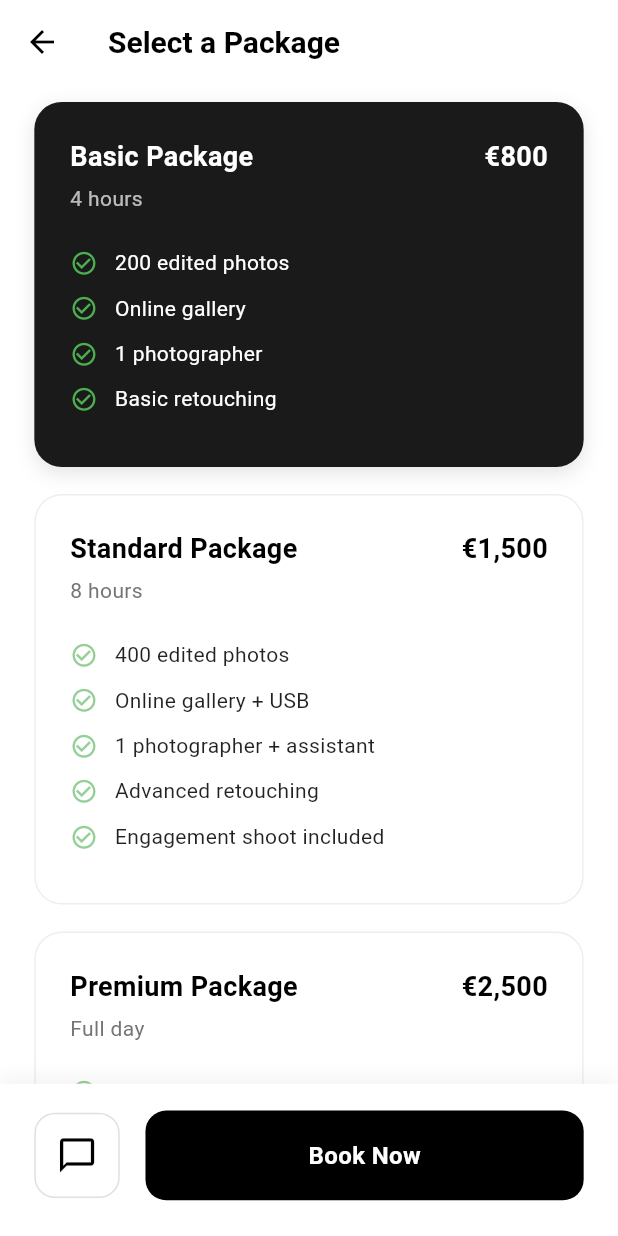
After one commit to nazmul8451/Photopia-MomentMarketplace, a Flutter app: the SelectPackageScreen screen opened directly, on a phone screen of 412 x 824 dp. The commit adds this screen. Run offline on Flutter 3.47's test engine with Material 3 defaults, Android fonts, the phone set to English and light mode, and no system bars; our stand-ins replace device_preview, flutter_screenutil, shimmer; network calls fail.

Commit message:
book now selectionpage.dart add

```diff
--- /dev/null
+++ b/lib/features/client/book_now_SelectPackage_screen.dart
@@ -0,0 +1,242 @@
+import 'package:flutter/material.dart';
+import 'package:flutter_screenutil/flutter_screenutil.dart';
+
+class SelectPackageScreen extends StatefulWidget {
+  const SelectPackageScreen({super.key});
+
+  @override
+  State<SelectPackageScreen> createState() => _SelectPackageScreenState();
+}
+
+class _SelectPackageScreenState extends State<SelectPackageScreen> {
+  int _selectedPackageIndex = 0;
+
+  // This list can be easily moved to a controller or fetched from an API
+  final List<Map<String, dynamic>> _packages = [
+    {
+      'name': 'Basic Package',
+      'price': '800',
+      'currency': '€',
+      'duration': '4 hours',
+      'features': [
+        '200 edited photos',
+        'Online gallery',
+        '1 photographer',
+        'Basic retouching',
+      ],
+    },
+    {
+      'name': 'Standard Package',
+      'price': '1,500',
+      'currency': '€',
+      'duration': '8 hours',
+      'features': [
+        '400 edited photos',
+        'Online gallery + USB',
+        '1 photographer + assistant',
+        'Advanced retouching',
+        'Engagement shoot included',
+      ],
+    },
+    {
+      'name': 'Premium Package',
+      'price': '2,500',
+      'currency': '€',
+      'duration': 'Full day',
+      'features': [
+        'Unlimited edited photos',
+        'Premium album + USB',
+        '2 photographers',
+        'Professional retouching',
+        'Engagement shoot',
+        'Drone coverage',
+        'Same-day highlights',
+      ],
+    },
+  ];
+
+  @override
+  Widget build(BuildContext context) {
+    return Scaffold(
+      backgroundColor: Colors.white,
+      appBar: AppBar(
+        surfaceTintColor: Colors.transparent,
+        backgroundColor: Colors.white,
+        elevation: 0,
+        leading: IconButton(
+          icon: const Icon(Icons.arrow_back, color: Colors.black),
+          onPressed: () => Navigator.pop(context),
+        ),
+        title: Text(
+          'Select a Package',
+          style: TextStyle(
+            color: Colors.black,
+            fontSize: 18.sp.clamp(18, 20),
+            fontWeight: FontWeight.bold,
+          ),
+        ),
+      ),
+      body: Stack(
+        children: [
+          ListView.builder(
+            physics: const BouncingScrollPhysics(),
+            padding: EdgeInsets.fromLTRB(20.w, 10.h, 20.w, 120.h),
+            itemCount: _packages.length,
+            itemBuilder: (context, index) {
+              final package = _packages[index];
+              final isSelected = _selectedPackageIndex == index;
+
+              return GestureDetector(
+                onTap: () {
+                  setState(() {
+                    _selectedPackageIndex = index;
+                  });
+                },
+                child: _buildPackageCard(package, isSelected),
+              );
+            },
+          ),
+          Positioned(
+            bottom: 0,
+            left: 0,
+            right: 0,
+            child: _buildBottomBar(),
+          ),
+        ],
+      ),
+    );
+  }
+
+  Widget _buildPackageCard(Map<String, dynamic> package, bool isSelected) {
+    return Container(
+      margin: EdgeInsets.only(bottom: 15.h),
+      padding: EdgeInsets.all(20.w),
+      decoration: BoxDecoration(
+        color: isSelected ? const Color(0xFF1A1A1A) : Colors.white,
+        borderRadius: BorderRadius.circular(16).r,
+        border: Border.all(
+          color: isSelected ? Colors.transparent : Colors.grey.shade200,
+          width: 1,
+        ),
+        boxShadow: isSelected
+            ? [
+                BoxShadow(
+                  color: Colors.black.withOpacity(0.1),
+                  blurRadius: 10,
+                  offset: const Offset(0, 4),
+                )
+              ]
+            : [],
+      ),
+      child: Column(
+        crossAxisAlignment: CrossAxisAlignment.start,
+        children: [
+          Row(
+            mainAxisAlignment: MainAxisAlignment.spaceBetween,
+            children: [
+              Text(
+                package['name'],
+                style: TextStyle(
+                  color: isSelected ? Colors.white : Colors.black,
+                  fontSize: 16.sp.clamp(16, 18),
+                  fontWeight: FontWeight.bold,
+                ),
+              ),
+              Text(
+                '${package['currency']}${package['price']}',
+                style: TextStyle(
+                  color: isSelected ? Colors.white : Colors.black,
+                  fontSize: 16.sp.clamp(16, 18),
+                  fontWeight: FontWeight.bold,
+                ),
+              ),
+            ],
+          ),
+          SizedBox(height: 4.h),
+          Text(
+            package['duration'],
+            style: TextStyle(
+              color: isSelected ? Colors.white70 : Colors.grey[600],
+              fontSize: 13.sp.clamp(13, 14),
+            ),
+          ),
+          SizedBox(height: 20.h),
+          ...List.generate(
+            (package['features'] as List).length,
+            (i) => Padding(
+              padding: EdgeInsets.only(bottom: 10.h),
+              child: Row(
+                children: [
+                  Icon(
+                    Icons.check_circle_outline,
+                    size: 16.sp,
+                    color: isSelected ? const Color(0xFF4CAF50) : const Color(0xFF4CAF50).withOpacity(0.6),
+                  ),
+                  SizedBox(width: 10.w),
+                  Expanded(
+                    child: Text(
+                      package['features'][i],
+                      style: TextStyle(
+                        color: isSelected ? Colors.white : Colors.black87,
+                        fontSize: 13.sp.clamp(13, 14),
+                        height: 1.2,
+                      ),
+                    ),
+                  ),
+                ],
+              ),
+            ),
+          ),
+        ],
+      ),
+    );
+  }
+
+  Widget _buildBottomBar() {
+    return Container(
+      padding: EdgeInsets.fromLTRB(20.w, 15.h, 20.w, 20.h),
+      decoration: BoxDecoration(
+        color: Colors.white,
+        boxShadow: [
+          BoxShadow(
+            color: Colors.black.withOpacity(0.05),
+            blurRadius: 10,
+            offset: const Offset(0, -4),
+          ),
+        ],
+      ),
+      child: Row(
+        children: [
+          Container(
+            padding: EdgeInsets.all(12.w),
+            decoration: BoxDecoration(
+              border: Border.all(color: Colors.grey.shade300),
+              borderRadius: BorderRadius.circular(12).r,
+            ),
+            child: Icon(Icons.chat_bubble_outline, size: 24.sp, color: Colors.black),
+          ),
+          SizedBox(width: 15.w),
+          Expanded(
+            child: Container(
+              height: 50.h,
+              decoration: BoxDecoration(
+                color: Colors.black,
+                borderRadius: BorderRadius.circular(12).r,
+              ),
+              child: Center(
+                child: Text(
+                  'Book Now',
+                  style: TextStyle(
+                    color: Colors.white,
+                    fontSize: 14.sp.clamp(14, 18),
+                    fontWeight: FontWeight.bold,
+                  ),
+                ),
+              ),
+            ),
+          ),
+        ],
+      ),
+    );
+  }
+}
--- a/lib/features/client/service_details_screen.dart
+++ b/lib/features/client/service_details_screen.dart
@@ -1,5 +1,6 @@
 import 'package:flutter/material.dart';
 import 'package:flutter_screenutil/flutter_screenutil.dart';
+import 'package:photopia/features/client/book_now_SelectPackage_screen.dart';
 
 class ServiceDetailsScreen extends StatefulWidget {
   final Map<String, dynamic> service;
@@ -455,6 +456,15 @@ class _ServiceDetailsScreenState extends State<ServiceDetailsScreen> {
           ),
           SizedBox(width: 15.w),
           Expanded(
+            child: GestureDetector(
+              onTap: () {
+                Navigator.push(
+                  context,
+                  MaterialPageRoute(
+                    builder: (context) => const SelectPackageScreen(),
+                  ),
+                );
+              },
               child: Container(
                 height: 50.h,
                 decoration: BoxDecoration(
@@ -473,6 +483,7 @@ class _ServiceDetailsScreenState extends State<ServiceDetailsScreen> {
                 ),
               ),
             ),
+          ),
         ],
       ),
     );
```
Also changed, not shown: lib/features/client/book_now_confirmation_screen.dart (added). Lines whose indentation alone changed are shown as unchanged.
